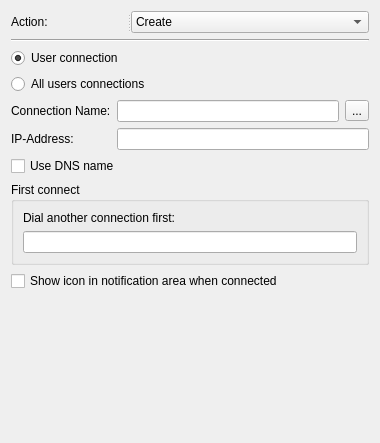
Old version of the form src/apps/mvvm-folders/network_options/vpnwidget.ui in the repository august-alt/policy-preferences-editor-prototype.
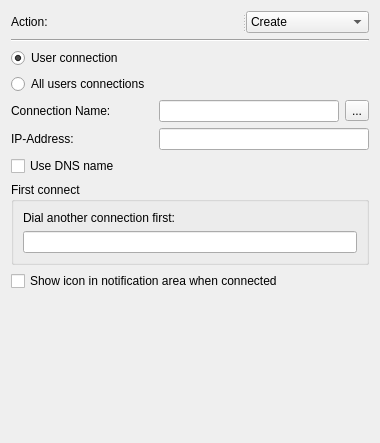
New version of the form.

Patch:
```diff
--- a/src/apps/mvvm-folders/network_options/vpnwidget.ui
+++ b/src/apps/mvvm-folders/network_options/vpnwidget.ui
@@ -20,6 +20,18 @@
       <enum>Qt::Horizontal</enum>
      </property>
      <widget class="QLabel" name="actionLabel">
+      <property name="sizePolicy">
+       <sizepolicy hsizetype="Fixed" vsizetype="Preferred">
+        <horstretch>0</horstretch>
+        <verstretch>0</verstretch>
+       </sizepolicy>
+      </property>
+      <property name="minimumSize">
+       <size>
+        <width>142</width>
+        <height>0</height>
+       </size>
+      </property>
       <property name="text">
        <string>Action:</string>
       </property>
@@ -86,6 +98,18 @@
     <layout class="QGridLayout" name="gridLayout_2">
      <item row="0" column="0">
       <widget class="QLabel" name="connectionNameLabel">
+       <property name="sizePolicy">
+        <sizepolicy hsizetype="Fixed" vsizetype="Preferred">
+         <horstretch>0</horstretch>
+         <verstretch>0</verstretch>
+        </sizepolicy>
+       </property>
+       <property name="minimumSize">
+        <size>
+         <width>142</width>
+         <height>0</height>
+        </size>
+       </property>
        <property name="font">
         <font>
          <pointsize>9</pointsize>
@@ -115,6 +139,18 @@
      </item>
      <item row="1" column="0">
       <widget class="QLabel" name="ipaddressLabel">
+       <property name="sizePolicy">
+        <sizepolicy hsizetype="Fixed" vsizetype="Preferred">
+         <horstretch>0</horstretch>
+         <verstretch>0</verstretch>
+        </sizepolicy>
+       </property>
+       <property name="minimumSize">
+        <size>
+         <width>142</width>
+         <height>0</height>
+        </size>
+       </property>
        <property name="font">
         <font>
          <pointsize>9</pointsize>
```
